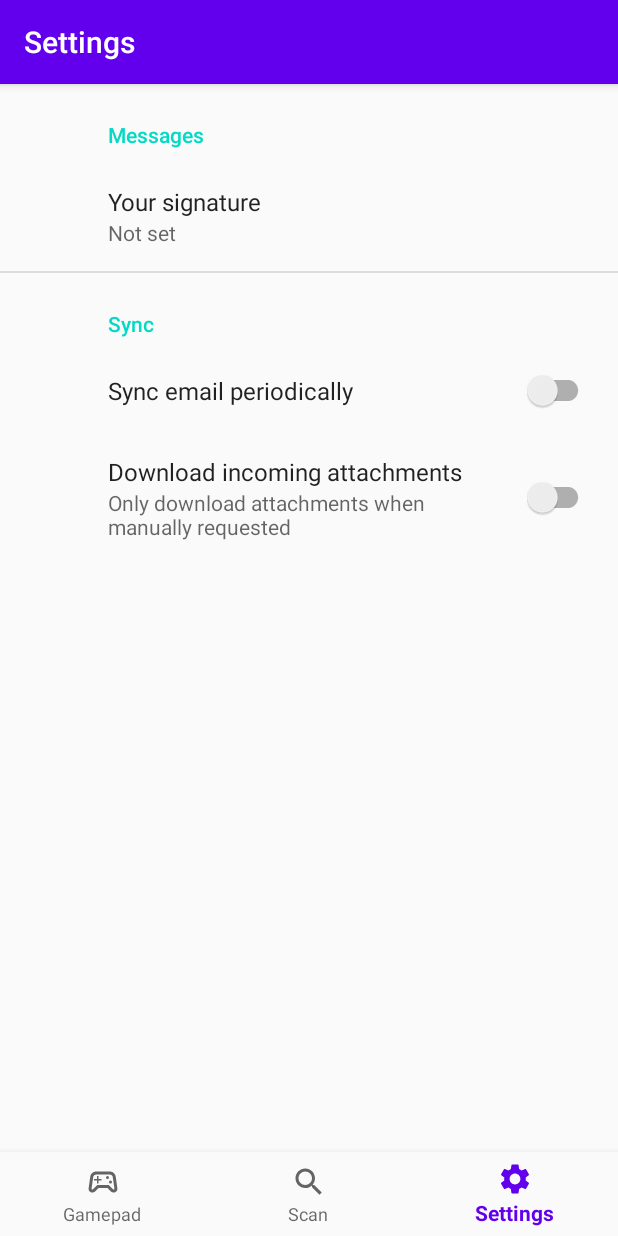
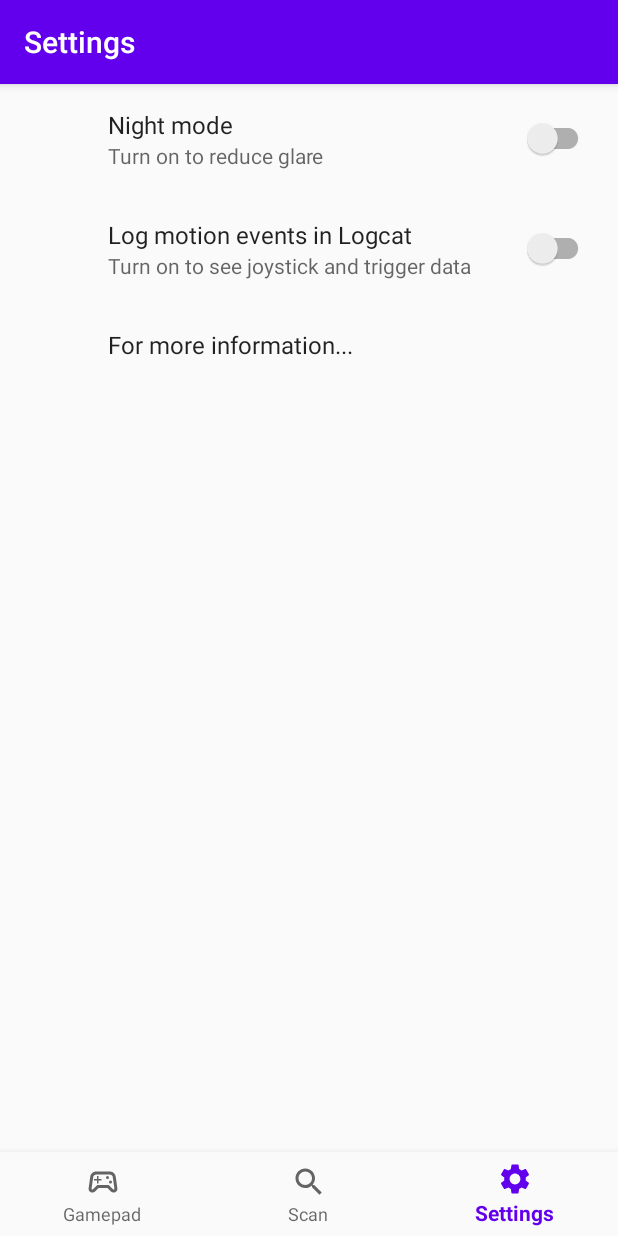
Before and after one commit to jimandreas/GamepadTest, an Android app: the SettingsFragment screen opened through its navigation route, on a phone screen of 412 x 824 dp. Run offline under Robolectric (Android 15) with nearby library versions, the phone set to English and light mode, and no system bars; our stand-ins replace androidx.preference, navigation-ui; 4 statements that could not run were skipped.

Commit message:
settings

```diff
--- a/app/build.gradle
+++ b/app/build.gradle
@@ -78,7 +78,7 @@ dependencies {
     implementation 'com.google.android.material:material:1.2.1'
     implementation 'androidx.recyclerview:recyclerview:1.1.0'
     implementation "androidx.cardview:cardview:1.0.0"
-    implementation 'androidx.preference:preference:1.1.1'
+    implementation 'androidx.legacy:legacy-preference-v14:1.0.0'
     testImplementation 'junit:junit:4.12'
     androidTestImplementation 'androidx.test.ext:junit:1.1.2'
     androidTestImplementation 'androidx.test.espresso:espresso-core:3.3.0'
--- a/app/src/main/AndroidManifest.xml
+++ b/app/src/main/AndroidManifest.xml
@@ -4,6 +4,7 @@
     package="com.jimandreas.gamepadtest">
 
     <uses-permission android:name="android.permission.BLUETOOTH" />
+
     <application
         android:name=".MainApplication"
         android:label="@string/app_name"
--- a/app/src/main/java/com/jimandreas/gamepadtest/ui/settings/SettingsFragment.kt
+++ b/app/src/main/java/com/jimandreas/gamepadtest/ui/settings/SettingsFragment.kt
@@ -1,16 +1,60 @@
-@file:Suppress("UnnecessaryVariable")
-
 package com.jimandreas.gamepadtest.ui.settings
 
+import android.content.Intent
+import android.content.SharedPreferences
+import android.net.Uri
 import android.os.Bundle
+
+import androidx.appcompat.app.AppCompatDelegate
+import androidx.preference.Preference
 import androidx.preference.PreferenceFragmentCompat
+import androidx.preference.PreferenceManager
 import com.jimandreas.gamepadtest.R
 
-class SettingsFragment : PreferenceFragmentCompat() {
 
-    override fun onCreatePreferences(savedInstanceState: Bundle?, rootKey: String?) {
-        setPreferencesFromResource(R.xml.root_preferences, rootKey)
+class SettingsFragment : PreferenceFragmentCompat(), SharedPreferences.OnSharedPreferenceChangeListener {
+
+    override fun onSharedPreferenceChanged(sharedPreferences: SharedPreferences, key: String) {
+
     }
 
+    override fun onCreate(savedInstanceState: Bundle?) {
+        super.onCreate(savedInstanceState)
 
+        // Load the preferences from an XML resource
+        addPreferencesFromResource(R.xml.pref_sandbox)
+        // Preferences.sync(getPreferenceManager());
+
+        // gist from:  https://gist.github.com/yujikosuga/1234287
+        var pref = findPreference("fmi_key")
+        pref.onPreferenceClickListener = Preference.OnPreferenceClickListener { preference ->
+            val key = preference.key
+
+            val intent = Intent(Intent.ACTION_VIEW)
+            intent.data = Uri.parse(
+                    "https://github.com/jimandreas/BottomNavigationView-plus-LeakCanary/blob/master/README.md")
+            startActivity(intent)
+            true
+        }
+
+        pref = findPreference("nightmode")
+        pref.onPreferenceClickListener = Preference.OnPreferenceClickListener { preference ->
+            val key = preference.key
+            val nightModeSetting = PreferenceManager
+                    .getDefaultSharedPreferences(activity)
+                    .getBoolean("nightmode", false)
+
+            AppCompatDelegate
+                    .setDefaultNightMode(if (nightModeSetting) AppCompatDelegate.MODE_NIGHT_YES else AppCompatDelegate.MODE_NIGHT_NO)
+
+            true
+        }
+    }
+
+    override fun onCreatePreferences(bundle: Bundle?, s: String?) {}
+
+    override fun onPreferenceTreeClick(preference: Preference?): Boolean {
+        val key = preference?.key
+        return super.onPreferenceTreeClick(preference)
+    }
 }
--- a/app/src/main/res/layout/fragment_scan.xml
+++ b/app/src/main/res/layout/fragment_scan.xml
@@ -11,7 +11,7 @@
     </data>
 
     <ScrollView
-        android:layout_width="@dimen/match_parent"
+        android:layout_width="@dimen/custom_match_parent"
         android:layout_height="match_parent"
         android:paddingBottom="60dp">
 
@@ -21,6 +21,7 @@
             android:layout_height="wrap_content"
             android:fadeScrollbars="false"
             android:paddingStart="@dimen/recycler_padding_start"
+            android:paddingEnd="@dimen/default_padding"
             android:scrollbars="vertical"
             app:layoutManager="androidx.recyclerview.widget.LinearLayoutManager" />
     </ScrollView>
--- a/app/src/main/res/values/attribs.xml
+++ b/app/src/main/res/values/attribs.xml
@@ -2,6 +2,6 @@
 <!--Hack for "match_parent" dimension-->
 <!--https://stackoverflow.com/a/37971851-->
 <resources>
-    <item name="match_parent" type="dimen">-1</item>
-    <item name="wrap_content" type="dimen">-2</item>
+    <item name="custom_match_parent" type="dimen">-1</item>
+    <item name="custom_wrap_content" type="dimen">-2</item>
 </resources>
--- a/app/src/main/res/values/dimens.xml
+++ b/app/src/main/res/values/dimens.xml
@@ -15,7 +15,8 @@
 
     <dimen name="card_margin">16dp</dimen>
 
-    <dimen name="recycler_scroll_width">@dimen/match_parent</dimen>
+    <!--these overrides help keep the landscape size a bit narrower-->
+    <dimen name="recycler_scroll_width">@dimen/custom_match_parent</dimen>
     <dimen name="recycler_padding_start">@dimen/default_padding</dimen>
 
 </resources>
--- a/app/src/main/res/values/strings.xml
+++ b/app/src/main/res/values/strings.xml
@@ -58,22 +58,13 @@
     <string name="temp_contents">cardview temp contents</string>
     <string name="no_controllers">No Controllers Found</string>
 
-    <!-- Settings Activity Title -->
+    <!-- Settings fragment -->
     <string name="title_activity_settings">GamepadTest Settings</string>
 
-    <!-- Preference Titles -->
-    <string name="messages_header">Messages</string>
-    <string name="sync_header">Sync</string>
+    <string name="pref_motion_events">Log motion events in Logcat</string>
+    <string name="pref_motion_events_summary">Turn on to see joystick and trigger data</string>
 
-    <!-- Messages Preferences -->
-    <string name="signature_title">Your signature</string>
-    <string name="reply_title">Default reply action</string>
-
-    <!-- Sync Preferences -->
-    <string name="sync_title">Sync email periodically</string>
-    <string name="attachment_title">Download incoming attachments</string>
-    <string name="attachment_summary_on">Automatically download attachments for incoming emails
-    </string>
-    <string name="attachment_summary_off">Only download attachments when manually requested</string>
+    <string name="pref_title_nightmode">Night mode</string>
+    <string name="pref_title_nightmode_summary">Turn on to reduce glare</string>
 
 </resources>
--- /dev/null
+++ b/app/src/main/res/xml/pref_sandbox.xml
@@ -0,0 +1,28 @@
+<androidx.preference.PreferenceScreen
+
+    xmlns:android="http://schemas.android.com/apk/res/android">
+
+    <!--This is the real settings XML file.   The other files are lying around as -->
+    <!--examples from the template generator-->
+
+    <androidx.preference.SwitchPreferenceCompat
+        android:key="nightmode"
+        android:title="@string/pref_title_nightmode"
+        android:summary="@string/pref_title_nightmode_summary"
+        android:defaultValue="false" />
+
+    <androidx.preference.SwitchPreferenceCompat
+        android:key="log motion events"
+        android:title="@string/pref_motion_events"
+        android:summary="@string/pref_motion_events_summary"
+        android:defaultValue="false" />
+
+    <Preference
+        android:key="fmi_key"
+        android:title="For more information..." />
+
+</androidx.preference.PreferenceScreen>
+
+    <!-- NOTE: Hide buttons to simplify the UI. Users can touch outside the dialog to
+         dismiss it. -->
+    <!-- NOTE: ListPreference's summary should be set to its value by the activity code. -->
--- a/app/src/main/res/xml/root_preferences.xml
+++ /dev/null
@@ -1,28 +0,0 @@
-<PreferenceScreen xmlns:app="http://schemas.android.com/apk/res-auto">
-
-    <PreferenceCategory app:title="@string/messages_header">
-
-        <EditTextPreference
-            app:key="signature"
-            app:title="@string/signature_title"
-            app:useSimpleSummaryProvider="true" />
-
-
-    </PreferenceCategory>
-
-    <PreferenceCategory app:title="@string/sync_header">
-
-        <SwitchPreferenceCompat
-            app:key="sync"
-            app:title="@string/sync_title" />
-
-        <SwitchPreferenceCompat
-            app:dependency="sync"
-            app:key="attachment"
-            app:summaryOff="@string/attachment_summary_off"
-            app:summaryOn="@string/attachment_summary_on"
-            app:title="@string/attachment_title" />
-
-    </PreferenceCategory>
-
-</PreferenceScreen>
```
Also changed, not shown: app/src/main/res/layout/fragment_settings.xml (+13 -7 lines).
